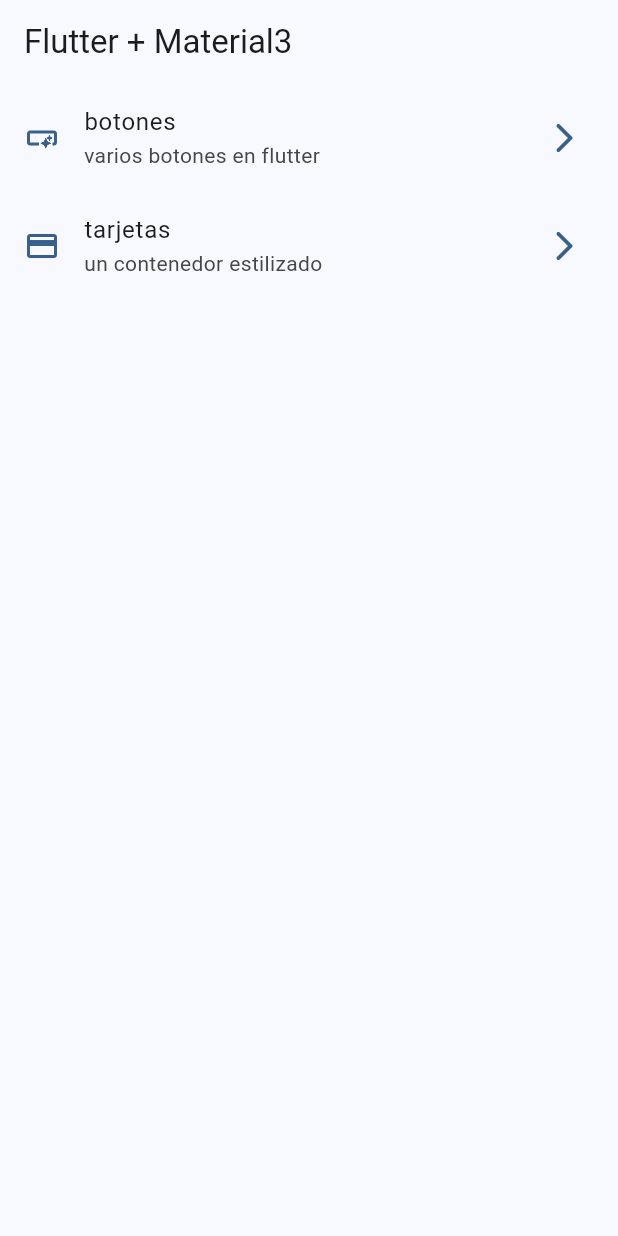
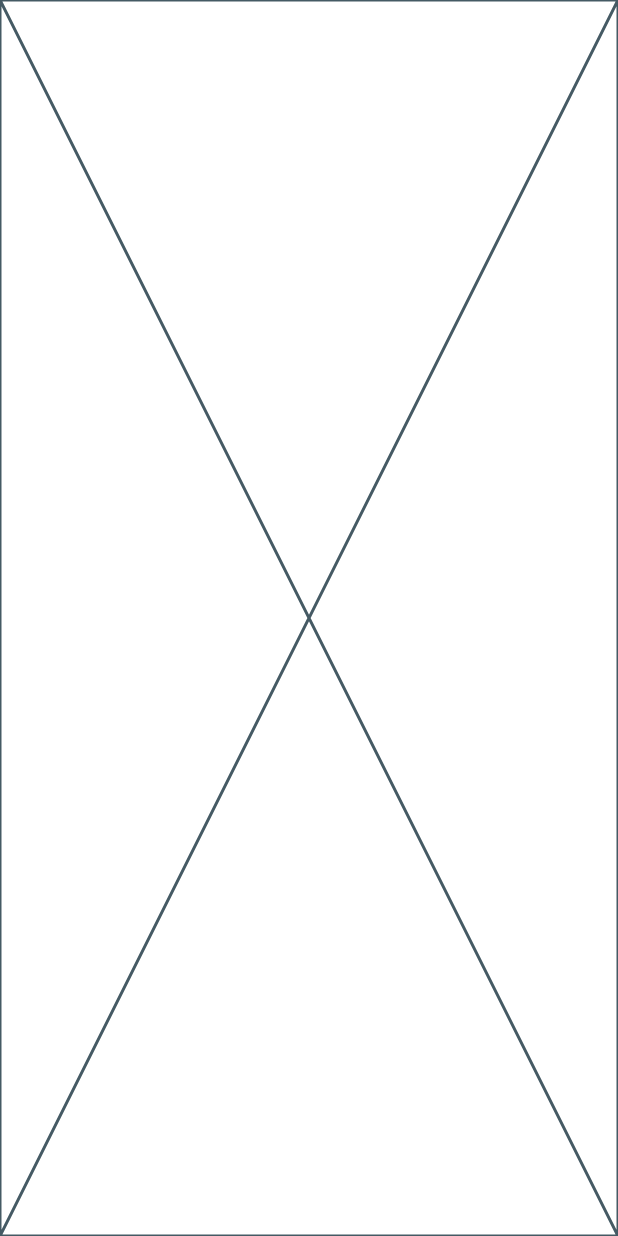
Before and after one commit to CanulMena/custom_widgets, a Flutter app: the screen it shows after launch, after a tap on "botones", on a phone screen of 412 x 824 dp. Run offline on Flutter 3.47's test engine with Material 3 defaults, Android fonts, the phone set to English and light mode, and no system bars.

Commit message:
rutas basicas configuradas y buttons, cards creadas

```diff
--- a/lib/config/menu/menu_item.dart
+++ b/lib/config/menu/menu_item.dart
@@ -20,13 +20,13 @@ const List<MenuItem> appMenuItems =[
 MenuItem(
   title: 'botones',
   subTitle: 'varios botones en flutter',
-  link: '/botones',
+  link: '/buttons',
   icon: Icons.smart_button_outlined
   ),
 MenuItem(
   title: 'tarjetas',
   subTitle: 'un contenedor estilizado',
-  link: '/tarjetas',
+  link: '/cards',
   icon: Icons.credit_card
   ),
 
--- /dev/null
+++ b/lib/presentation/screens/bottons/buttons_screen.dart
@@ -0,0 +1,10 @@
+import 'package:flutter/material.dart';
+
+class ButtonScreen extends StatelessWidget {
+  const ButtonScreen({super.key});
+
+  @override
+  Widget build(BuildContext context) {
+    return Placeholder();
+  }
+}
--- a/lib/presentation/screens/home/home_screen.dart
+++ b/lib/presentation/screens/home/home_screen.dart
@@ -1,4 +1,5 @@
 import 'package:custom_widgets/config/menu/menu_item.dart';
+import 'package:custom_widgets/presentation/screens/bottons/buttons_screen.dart';
 import 'package:flutter/material.dart';
 
 class HomeScreen extends StatelessWidget {
@@ -37,7 +38,6 @@ class CustomListTitle extends StatelessWidget {
     required this.menuItem,
   });
 
-
   @override
   Widget build(BuildContext context) {
     final colors = Theme.of(context).colorScheme;
@@ -47,7 +47,7 @@ class CustomListTitle extends StatelessWidget {
       title: Text(menuItem.title),
       subtitle: Text(menuItem.subTitle),
       onTap: () {
-        //TODO: navegar a otra pantalla
+        Navigator.push(context, MaterialPageRoute(builder: (context) => ButtonScreen(),));
       },
     );
   }
```
Also changed, not shown: lib/presentation/screens/cards/cards_screen.dart (added, +10 -0 lines).
